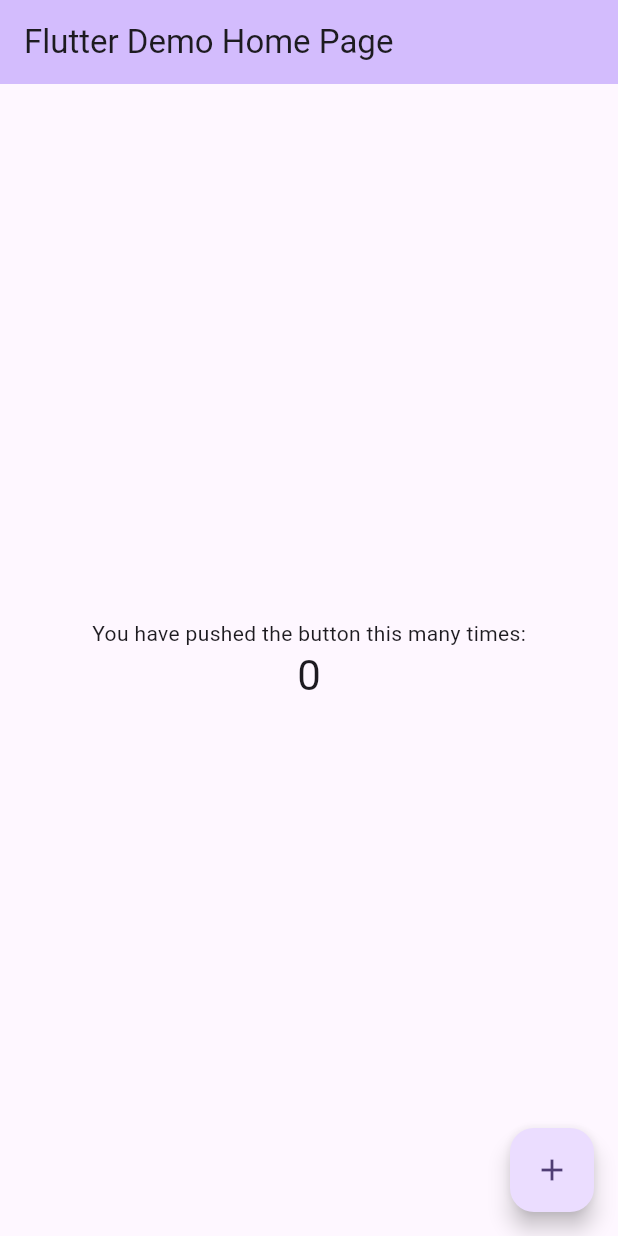
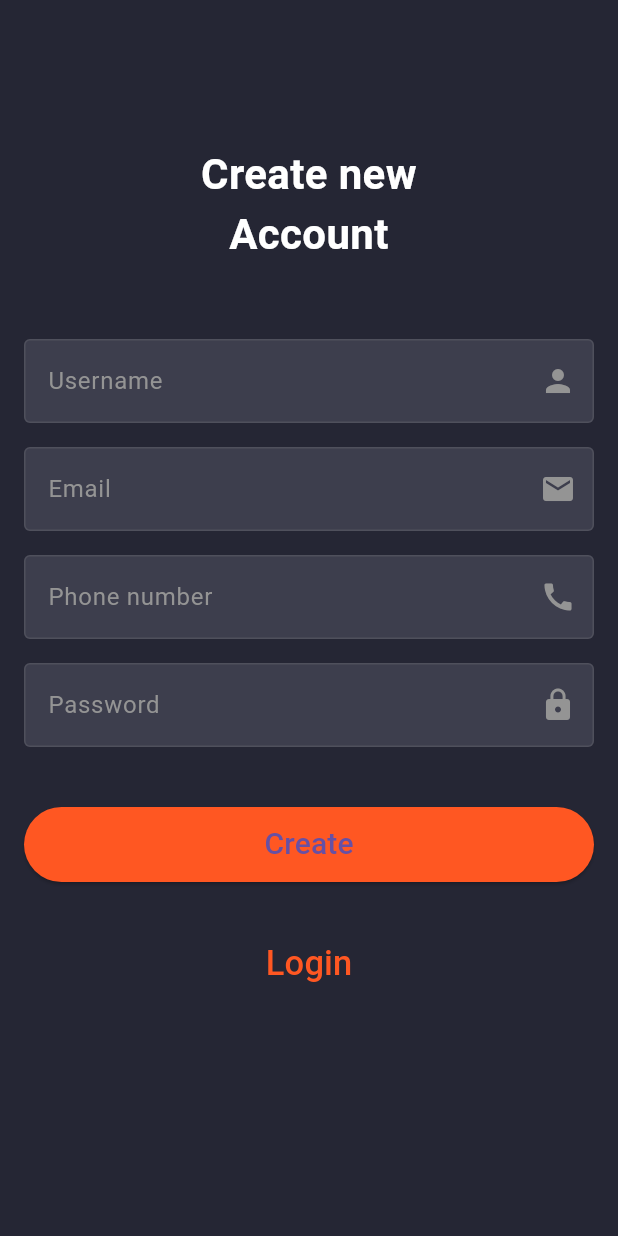
Before and after one commit to nilaybesli/budget_tracker, a Flutter app: the screen it shows after launch, on a phone screen of 412 x 824 dp. Run offline on Flutter 3.47's test engine with Material 3 defaults, Android fonts, the phone set to English and light mode, and no system bars.

Commit message:
sign up screen

```diff
--- a/lib/main.dart
+++ b/lib/main.dart
@@ -1,3 +1,4 @@
+import 'package:budget_tracker/screens/sign_up.dart';
 import 'package:flutter/material.dart';
 
 void main() {
@@ -11,115 +12,13 @@ class MyApp extends StatelessWidget {
   @override
   Widget build(BuildContext context) {
     return MaterialApp(
-      title: 'Flutter Demo',
-      theme: ThemeData(
-        // This is the theme of your application.
-        //
-        // TRY THIS: Try running your application with "flutter run". You'll see
-        // the application has a blue toolbar. Then, without quitting the app,
-        // try changing the seedColor in the colorScheme below to Colors.green
-        // and then invoke "hot reload" (save your changes or press the "hot
-        // reload" button in a Flutter-supported IDE, or press "r" if you used
-        // the command line to start the app).
-        //
-        // Notice that the counter didn't reset back to zero; the application
-        // state is not lost during the reload. To reset the state, use hot
-        // restart instead.
-        //
-        // This works for code too, not just values: Most code changes can be
-        // tested with just a hot reload.
-        colorScheme: ColorScheme.fromSeed(seedColor: Colors.deepPurple),
-        useMaterial3: true,
-      ),
-      home: const MyHomePage(title: 'Flutter Demo Home Page'),
+      title: 'Budget Tacker',
+      // theme: ThemeData(
+      //   colorScheme: ColorScheme.fromSeed(seedColor: Colors.deepPurple),
+      //   useMaterial3: true,
+      // ),
+      debugShowCheckedModeBanner: false,
+      home: SignUpScreen(),
     );
   }
 }
-
-class MyHomePage extends StatefulWidget {
-  const MyHomePage({super.key, required this.title});
-
-  // This widget is the home page of your application. It is stateful, meaning
-  // that it has a State object (defined below) that contains fields that affect
-  // how it looks.
-
-  // This class is the configuration for the state. It holds the values (in this
-  // case the title) provided by the parent (in this case the App widget) and
-  // used by the build method of the State. Fields in a Widget subclass are
-  // always marked "final".
-
-  final String title;
-
-  @override
-  State<MyHomePage> createState() => _MyHomePageState();
-}
-
-class _MyHomePageState extends State<MyHomePage> {
-  int _counter = 0;
-
-  void _incrementCounter() {
-    setState(() {
-      // This call to setState tells the Flutter framework that something has
-      // changed in this State, which causes it to rerun the build method below
-      // so that the display can reflect the updated values. If we changed
-      // _counter without calling setState(), then the build method would not be
-      // called again, and so nothing would appear to happen.
-      _counter++;
-    });
-  }
-
-  @override
-  Widget build(BuildContext context) {
-    // This method is rerun every time setState is called, for instance as done
-    // by the _incrementCounter method above.
-    //
-    // The Flutter framework has been optimized to make rerunning build methods
-    // fast, so that you can just rebuild anything that needs updating rather
-    // than having to individually change instances of widgets.
-    return Scaffold(
-      appBar: AppBar(
-        // TRY THIS: Try changing the color here to a specific color (to
-        // Colors.amber, perhaps?) and trigger a hot reload to see the AppBar
-        // change color while the other colors stay the same.
-        backgroundColor: Theme.of(context).colorScheme.inversePrimary,
-        // Here we take the value from the MyHomePage object that was created by
-        // the App.build method, and use it to set our appbar title.
-        title: Text(widget.title),
-      ),
-      body: Center(
-        // Center is a layout widget. It takes a single child and positions it
-        // in the middle of the parent.
-        child: Column(
-          // Column is also a layout widget. It takes a list of children and
-          // arranges them vertically. By default, it sizes itself to fit its
-          // children horizontally, and tries to be as tall as its parent.
-          //
-          // Column has various properties to control how it sizes itself and
-          // how it positions its children. Here we use mainAxisAlignment to
-          // center the children vertically; the main axis here is the vertical
-          // axis because Columns are vertical (the cross axis would be
-          // horizontal).
-          //
-          // TRY THIS: Invoke "debug painting" (choose the "Toggle Debug Paint"
-          // action in the IDE, or press "p" in the console), to see the
-          // wireframe for each widget.
-          mainAxisAlignment: MainAxisAlignment.center,
-          children: <Widget>[
-            const Text(
-              'You have pushed the button this many times:',
-            ),
-            Text(
-              '$_counter',
-              style: Theme.of(context).textTheme.headlineMedium,
-            ),
-          ],
-        ),
-      ),
-      floatingActionButton: FloatingActionButton(
-        onPressed: _incrementCounter,
-        tooltip: 'Increment',
-        child: const Icon(Icons.add),
-      ), // This trailing comma makes auto-formatting nicer for build methods.
-    );
-  }
-}
--- /dev/null
+++ b/lib/screens/sign_up.dart
@@ -0,0 +1,154 @@
+import 'package:flutter/material.dart';
+
+class SignUpScreen extends StatelessWidget {
+  SignUpScreen({super.key});
+
+  final GlobalKey<FormState> _formKey = GlobalKey<FormState>();
+
+  void _submitForm() {
+    if (_formKey.currentState!.validate()) {
+      ScaffoldMessenger.of(_formKey.currentContext!).showSnackBar(
+          const SnackBar(content: Text('Form submitted successfully')));
+    }
+  }
+
+  String? _validateEmail(value) {
+    if (value!.isEmpty) {
+      return 'Please enter an email';
+    }
+    RegExp emailRegExp = RegExp(r'^[\w-\.]+@([\w-]+\.)+[\w-]{2,4}$');
+    if (!emailRegExp.hasMatch(value)) {
+      return 'Please enter a valid email';
+    }
+    return null;
+  }
+
+  String? _validatePhoneNumber(value) {
+    if (value!.isEmpty) {
+      return 'Please enter a phone number';
+    }
+    if (value.length != 10) {
+      return 'Please enter a 10-digit phone number';
+    }
+    return null;
+  }
+
+  String? _validateUsername(value) {
+    if (value!.isEmpty) {
+      return 'Please enter a username';
+    }
+    return null;
+  }
+
+  String? _validatePassword(value) {
+    if (value!.isEmpty) {
+      return 'Please enter a password';
+    }
+    return null;
+  }
+
+  @override
+  Widget build(BuildContext context) {
+    return Scaffold(
+      backgroundColor: const Color(0xFF252634),
+      body: Padding(
+        padding: const EdgeInsets.all(16.0),
+        child: Form(
+            key: _formKey,
+            child: Column(
+              children: [
+                const SizedBox(
+                  height: 80,
+                ),
+                const SizedBox(
+                  width: 250,
+                  child: Text(
+                    "Create new Account",
+                    textAlign: TextAlign.center,
+                    style: TextStyle(
+                      color: Colors.white,
+                      fontSize: 28,
+                      fontWeight: FontWeight.bold,
+                    ),
+                  ),
+                ),
+                const SizedBox(
+                  height: 50,
+                ),
+                TextFormField(
+                    style: const TextStyle(color: Colors.white),
+                    autovalidateMode: AutovalidateMode.onUserInteraction,
+                    decoration: _buildInputDecoration("Username", Icons.person),
+                    validator: _validateUsername),
+                const SizedBox(
+                  height: 16,
+                ),
+                TextFormField(
+                  style: const TextStyle(color: Colors.white),
+                  decoration: _buildInputDecoration("Email", Icons.email),
+                  validator: _validateEmail,
+                ),
+                const SizedBox(
+                  height: 16,
+                ),
+                TextFormField(
+                  style: const TextStyle(color: Colors.white),
+                  keyboardType: TextInputType.emailAddress,
+                  decoration: _buildInputDecoration("Phone number", Icons.call),
+                  validator: _validatePhoneNumber,
+                ),
+                const SizedBox(
+                  height: 16,
+                ),
+                TextFormField(
+                  keyboardType: TextInputType.emailAddress,
+                  style: const TextStyle(color: Colors.white),
+                  decoration: _buildInputDecoration("Password", Icons.lock),
+                  validator: _validatePassword,
+                ),
+                const SizedBox(
+                  height: 40,
+                ),
+                SizedBox(
+                    height: 50,
+                    width: double.infinity,
+                    child: ElevatedButton(
+                        style: ElevatedButton.styleFrom(
+                            backgroundColor: Colors.deepOrange),
+                        onPressed: _submitForm,
+                        child: const Text(
+                          "Create",
+                          style: TextStyle(fontSize: 20),
+                        ))),
+                const SizedBox(
+                  height: 30 ,
+                ),
+                TextButton(
+                    onPressed: () {},
+                    child: const Text(
+                      "Login",
+                      style: TextStyle(color: Colors.deepOrange, fontSize: 23),
+                    ))
+              ],
+            )),
+      ),
+    );
+  }
+
+  InputDecoration _buildInputDecoration(String label, IconData suffixIcon) {
+    return InputDecoration(
+        fillColor: const Color(0xAA494A59),
+        enabledBorder: const OutlineInputBorder(
+            borderSide: BorderSide(color: Color(0x35949494))),
+        focusedBorder: const OutlineInputBorder(
+            borderSide: BorderSide(color: Colors.white)),
+        filled: true,
+        labelStyle: const TextStyle(color: Color(0xFF949494)),
+        labelText: label,
+        suffixIcon: Icon(
+          suffixIcon,
+          color: const Color(0xFF949494),
+        ),
+        border: OutlineInputBorder(borderRadius: BorderRadius.circular(10)));
+  }
+}
```
